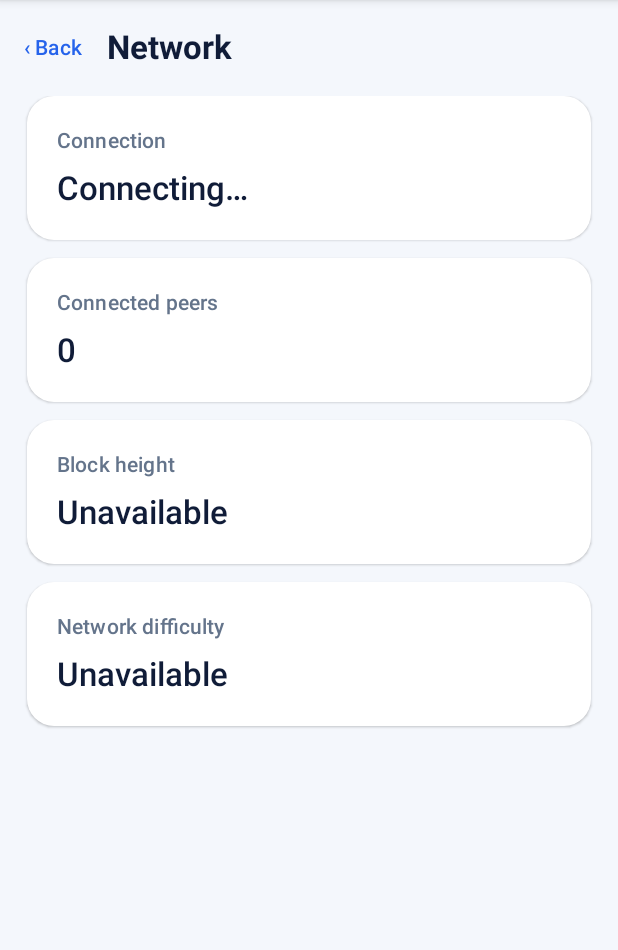
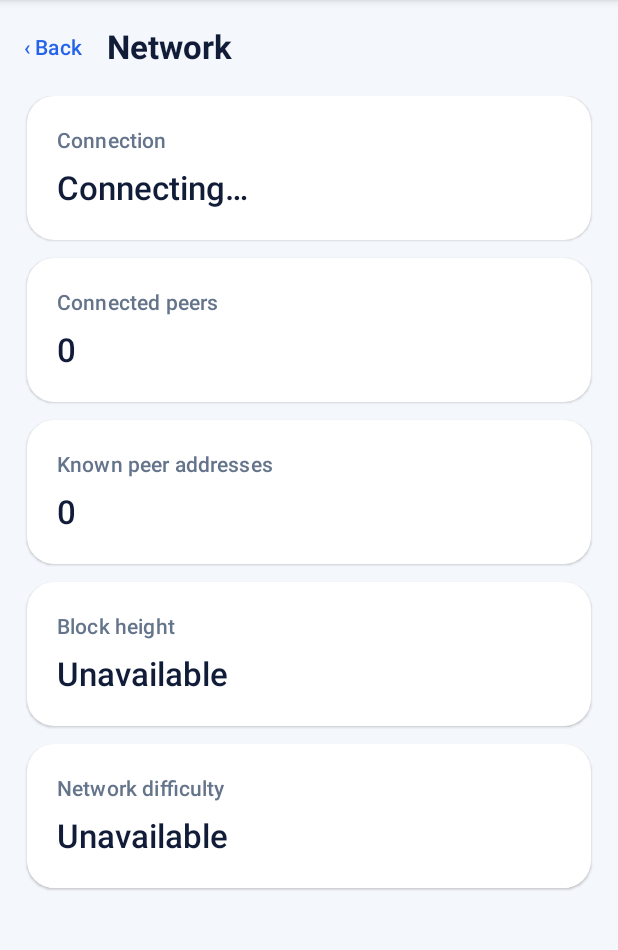
Before and after one commit to Sheff1981/quintum-core, an Android app built with Jetpack Compose: the screen it shows after launch (MainActivity), after a tap on an icon or button, on a phone screen of 412 x 824 dp, the part 84-1034 px from its top. Run offline under Robolectric (Android 15) with nearby library versions, the light colour scheme and no system bars; 1 statement that could not run was skipped; 1 other tap on this screen came first.

Commit message:
android: show known peer count and diagnose missing bootstrap addresses

```diff
--- a/android/app/src/main/java/org/quintum/wallet/MainActivity.kt
+++ b/android/app/src/main/java/org/quintum/wallet/MainActivity.kt
@@ -70,9 +70,10 @@ private fun QuintumHome() {
     LaunchedEffect(Unit) {
         while (true) {
             val result = withContext(Dispatchers.IO) {
-                runCatching { Pair(NativeCore.nativeRunning(), controller.snapshot()) }
+                runCatching { Triple(NativeCore.nativeRunning(), controller.snapshot(), NativeCore.nativeKnownAddressCount()) }
             }
-            result.onSuccess { (running, snapshot) ->
+            result.onSuccess { (running, snapshot, known) ->
+                knownAddresses = known
                 nodeRunning = running
                 stats = snapshot
                 if (running) {
@@ -188,6 +189,9 @@ private fun QuintumHome() {
                     Spacer(Modifier.height(12.dp))
                     DetailCard("Connected peers", "${stats.stats?.peers ?: 0}")
                     Spacer(Modifier.height(12.dp))
+                    DetailCard("Known peer addresses", "$knownAddresses")
+                    if (nodeRunning && knownAddresses == 0L) Text("No bootstrap addresses found. Peer discovery needs attention.", color = MaterialTheme.colorScheme.error)
+                    Spacer(Modifier.height(12.dp))
                     DetailCard("Block height", "${stats.stats?.blockHeight ?: "Unavailable"}")
                     Spacer(Modifier.height(12.dp))
                     DetailCard("Network difficulty", "${stats.stats?.networkDifficulty ?: "Unavailable"}")
```
